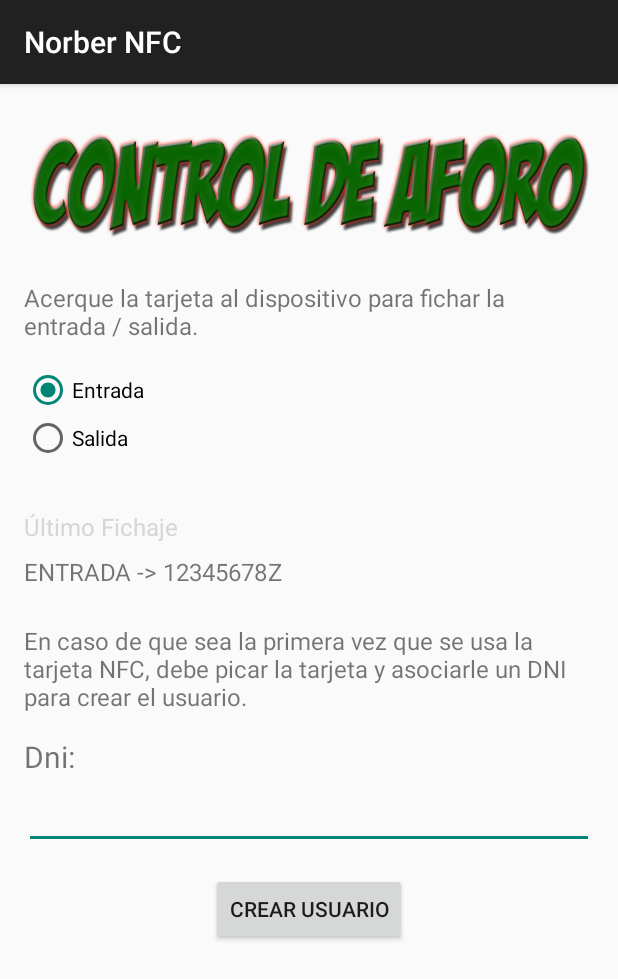
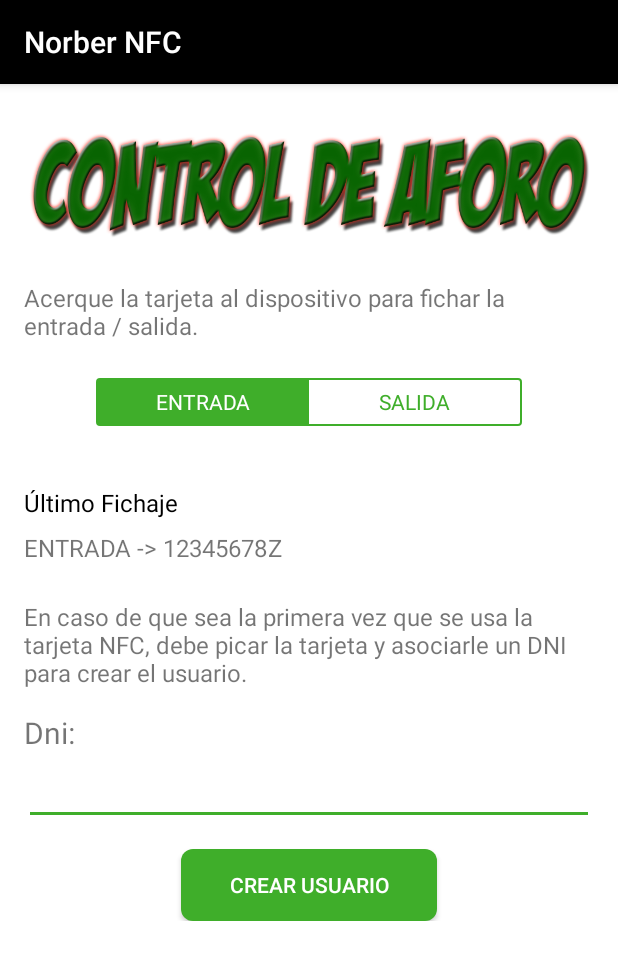
Before and after one commit to DesarrolloBerrueco/PrototipoNFC1, an Android app: the screen it shows after launch (MainActivityV2), on a phone screen of 412 x 824 dp. Shown: the top 979 px of the screen. Run offline under Robolectric (Android 15) with nearby library versions, the phone set to English and light mode, and no system bars; 1 statement that could not run was skipped.

Commit message:
adjust design and add a copy / paste a cooler radioGroup

```diff
--- a/app/src/main/java/com/romellfudi/fudinfc/app/MainActivityV2.java
+++ b/app/src/main/java/com/romellfudi/fudinfc/app/MainActivityV2.java
@@ -16,6 +16,7 @@ import android.os.Bundle;
 import android.widget.Button;
 import android.widget.EditText;
 import android.widget.RadioButton;
+import android.widget.RadioGroup;
 import android.widget.TextView;
 import android.widget.Toast;
 
@@ -38,6 +39,7 @@ public class MainActivityV2 extends AppCompatActivity {
             }
     };
 
+    private RadioGroup rgType = null;
     private RadioButton rbEntrada = null;
     private RadioButton rbSalida = null;
     private EditText etDni = null;
@@ -86,6 +88,7 @@ public class MainActivityV2 extends AppCompatActivity {
     }
 
     private void bindViews() {
+        rgType = findViewById(R.id.rg_type);
         rbEntrada = findViewById(R.id.rb_entrada);
         rbSalida = findViewById(R.id.rb_salida);
         etDni = findViewById(R.id.et_dni);
--- a/app/src/main/java/com/romellfudi/fudinfc/app/data/UserRepository.kt
+++ b/app/src/main/java/com/romellfudi/fudinfc/app/data/UserRepository.kt
@@ -27,7 +27,7 @@ class UserRepository(context: Context) {
         get() {
             val json = preferences!!.getString(KEY_USER_TABLE, "") ?: ""
             return if(json.isBlank()) {
-                listOf()
+                listOf<NfcUser>()
             } else {
                 //Try to deserialize user list json
                 try {
@@ -35,7 +35,7 @@ class UserRepository(context: Context) {
                     list
                 } catch (e: Exception) {
                     Log.e(TAG, e.toString())
-                    listOf()
+                    listOf<NfcUser>()
                 }
             }
         }
--- /dev/null
+++ b/app/src/main/res/drawable/button_shape_rounded_accent.xml
@@ -0,0 +1,6 @@
+<?xml version="1.0" encoding="utf-8"?>
+<shape xmlns:android="http://schemas.android.com/apk/res/android"
+    android:shape="rectangle">
+    <solid android:color="@color/colorAccent" />
+    <corners android:radius="8dp" />
+</shape>
--- /dev/null
+++ b/app/src/main/res/drawable/button_shape_stroke_rounded_accent.xml
@@ -0,0 +1,9 @@
+<?xml version="1.0" encoding="utf-8"?>
+<shape xmlns:android="http://schemas.android.com/apk/res/android"
+    android:shape="rectangle">
+    <corners android:radius="2dp" />
+    <solid android:color="@color/white" />
+    <stroke
+        android:width="1dp"
+        android:color="@color/colorAccent" />
+</shape>
--- /dev/null
+++ b/app/src/main/res/drawable/switch_text_color.xml
@@ -0,0 +1,8 @@
+<?xml version="1.0" encoding="utf-8"?>
+<selector xmlns:android="http://schemas.android.com/apk/res/android">
+    <item android:state_checked="true"
+        android:color="@color/white" /> <!-- pressed -->
+    <item android:state_pressed="true"
+        android:color="@color/white" /> <!-- focused -->
+    <item android:color="@color/colorAccent" /> <!-- default -->
+</selector>
--- /dev/null
+++ b/app/src/main/res/drawable/toggle_widget_background.xml
@@ -0,0 +1,6 @@
+<?xml version="1.0" encoding="utf-8"?>
+<selector xmlns:android="http://schemas.android.com/apk/res/android">
+    <item android:drawable="@color/colorAccent" android:state_checked="true" />
+    <item android:drawable="@color/colorAccent" android:state_pressed="true" />
+    <item android:drawable="@color/transparent" />
+</selector>
--- a/app/src/main/res/layout/activity_main.xml
+++ b/app/src/main/res/layout/activity_main.xml
@@ -7,9 +7,10 @@
 <RelativeLayout xmlns:android="http://schemas.android.com/apk/res/android"
     xmlns:app="http://schemas.android.com/apk/res-auto"
     xmlns:tools="http://schemas.android.com/tools"
-                android:layout_width="match_parent"
-                android:layout_height="match_parent"
-                tools:context=".MainActivity">
+    android:layout_width="match_parent"
+    android:layout_height="match_parent"
+    android:background="@color/white"
+    tools:context=".MainActivity">
 
     <ScrollView
         android:layout_width="match_parent"
@@ -40,7 +41,8 @@
                 android:text="Acerque la tarjeta al dispositivo para fichar la entrada / salida."
                 android:textSize="16sp" />
 
-            <RadioGroup
+            <!--TODO simple radioGroup impl-->
+            <!--<RadioGroup
                 android:layout_width="match_parent"
                 android:layout_height="wrap_content"
                 android:layout_marginTop="16dp"
@@ -58,7 +60,61 @@
                     android:layout_width="wrap_content"
                     android:layout_height="wrap_content"
                     android:text="Salida"/>
-            </RadioGroup>
+            </RadioGroup>-->
+
+            <!--Cool radioGroup impl ;)-->
+            <LinearLayout
+                android:id="@+id/ll_switch_mode"
+                android:layout_width="match_parent"
+                android:layout_height="wrap_content"
+                android:layout_marginTop="16dp"
+                android:layout_marginBottom="16dp"
+                android:background="@color/white"
+                android:orientation="horizontal">
+
+                <RadioGroup
+                    android:id="@+id/rg_type"
+                    android:layout_width="match_parent"
+                    android:layout_height="32dp"
+                    android:layout_marginStart="48dp"
+                    android:layout_marginTop="8dp"
+                    android:layout_marginEnd="48dp"
+                    android:layout_marginBottom="8dp"
+                    android:background="@drawable/button_shape_stroke_rounded_accent"
+                    android:checkedButton="@+id/rb_entrada"
+                    android:orientation="horizontal">
+
+                    <RadioButton
+                        android:id="@+id/rb_entrada"
+                        android:layout_width="0dp"
+                        android:layout_height="match_parent"
+                        android:layout_marginStart="1dp"
+                        android:layout_marginTop="1dp"
+                        android:layout_marginBottom="1dp"
+                        android:layout_weight="1"
+                        android:background="@drawable/toggle_widget_background"
+                        android:button="@null"
+                        android:gravity="center"
+                        android:text="Entrada"
+                        android:textAllCaps="true"
+                        android:textColor="@drawable/switch_text_color" />
+
+                    <RadioButton
+                        android:id="@+id/rb_salida"
+                        android:layout_width="0dp"
+                        android:layout_height="match_parent"
+                        android:layout_marginTop="1dp"
+                        android:layout_marginEnd="1dp"
+                        android:layout_marginBottom="1dp"
+                        android:layout_weight="1"
+                        android:background="@drawable/toggle_widget_background"
+                        android:button="@null"
+                        android:gravity="center"
+                        android:text="Salida"
+                        android:textAllCaps="true"
+                        android:textColor="@drawable/switch_text_color" />
+                </RadioGroup>
+            </LinearLayout>
 
             <TextView
                 android:id="@+id/tv_last_log_label"
@@ -107,7 +163,8 @@
                 android:layout_height="wrap_content"
                 android:text="Crear Usuario"
                 android:layout_gravity="center_horizontal"
-                android:layout_marginTop="16dp"/>
+                android:layout_marginTop="16dp"
+                style="@style/default_btn"/>
 
 
 
--- a/app/src/main/res/values/colors.xml
+++ b/app/src/main/res/values/colors.xml
@@ -7,4 +7,14 @@
 
 <resources>
     <color name="splash">#f4f3f3</color>
+
+    <color name="colorPrimary">@color/black</color>
+    <color name="colorPrimaryDark">@color/black</color>
+    <color name="colorAccent">#3FAE2A</color>
+
+    <color name="transparent">#00000000</color>
+    <color name="white">#ffffff</color>
+    <color name="black">#000000</color>
+    <color name="error_red">#D50000</color>
+    <color name="ok_green">#6aa84f</color>
 </resources>
--- a/app/src/main/res/values/styles.xml
+++ b/app/src/main/res/values/styles.xml
@@ -9,6 +9,16 @@
     <!-- Base application theme. -->
     <style name="AppTheme" parent="Theme.AppCompat.Light.DarkActionBar">
         <!-- Customize your theme here. -->
+        <item name="colorPrimary">@color/colorPrimary</item>
+        <item name="colorPrimaryDark">@color/colorPrimaryDark</item>
+        <item name="colorAccent">@color/colorAccent</item>
+    </style>
+
+    <style name="default_btn" parent="Widget.AppCompat.Button">
+        <item name="android:background">@drawable/button_shape_rounded_accent</item>
+        <item name="android:textColor">@color/white</item>
+        <item name="android:paddingStart">32dp</item>
+        <item name="android:paddingEnd">32dp</item>
     </style>
 
 </resources>
```
